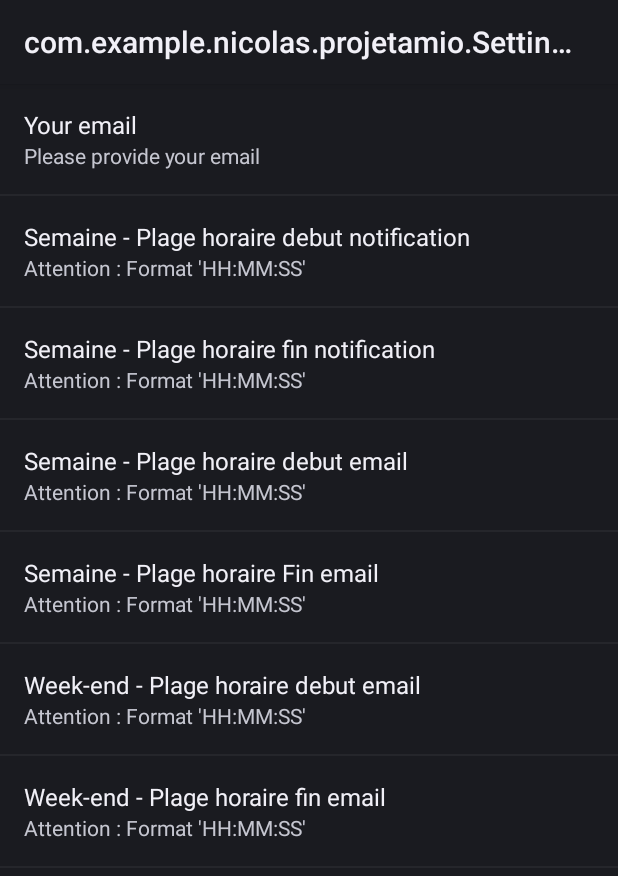
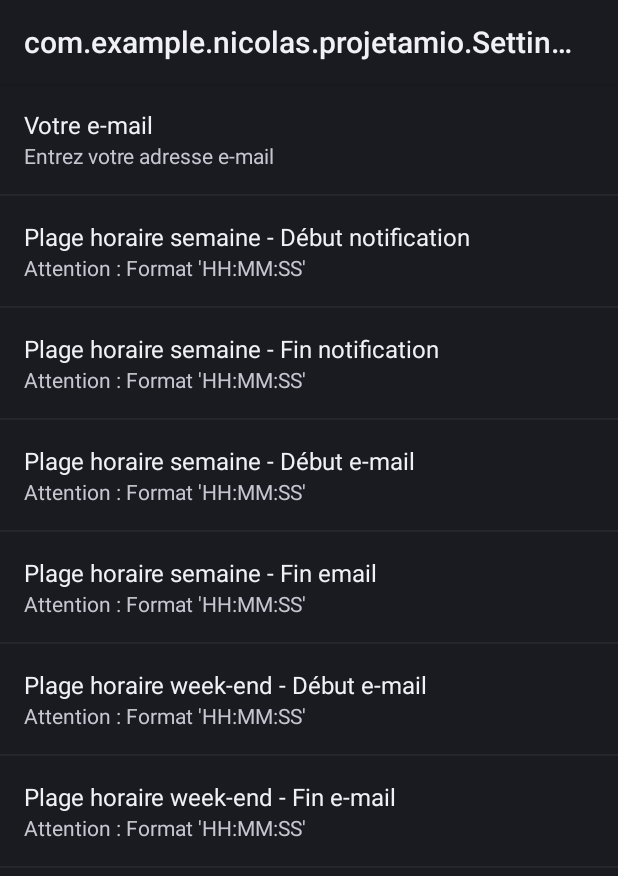
Before and after one commit to ouadiel/amiogrl, an Android app: the screen it shows after launch (Settings), in the options menu, after a tap on "Settings", on a phone screen of 412 x 824 dp. Shown: the top 876 px of the screen. Run offline under Robolectric (Android 15) with nearby library versions, the light colour scheme and no system bars.

Commit message:
Synchronisation du langage
Correction des phrases encore en anglais pour tout mettre en français

```diff
--- a/ProjetAMIO/app/src/main/java/com/example/nicolas/projetamio/MainActivity.java
+++ b/ProjetAMIO/app/src/main/java/com/example/nicolas/projetamio/MainActivity.java
@@ -84,7 +84,7 @@ public class MainActivity extends AppCompatActivity {
             public void onClick(View view) {
                 Intent emailIntent = new Intent(Intent.ACTION_SENDTO, Uri.fromParts(
                         "mailto",prefEmail, null));
-                emailIntent.putExtra(Intent.EXTRA_SUBJECT, "Bug/Aide sur l'application");
+                emailIntent.putExtra(Intent.EXTRA_SUBJECT, "[LUMIO] Bug/Aide sur l'application");
                 emailIntent.putExtra(Intent.EXTRA_TEXT, "Bonjour,");
                 startActivity(Intent.createChooser(emailIntent, "Send email..."));
 //                Snackbar.make(view, "fais ton action", Snackbar.LENGTH_LONG)
@@ -125,10 +125,10 @@ public class MainActivity extends AppCompatActivity {
 
                         for (int i = datalist.size() - 5; i < datalist.size(); i++) {
                           if (Float.parseFloat(datalist.get(datalist.size() - i).get("value"))>250) {
-                              allume="ALLUME";
+                              allume="ALLUMEE";
                           }
                           else  {
-                              allume="ETEINT";
+                              allume="ETEINTE";
                           }
                           /*
                             Lie chaque mote a sa salle
@@ -301,7 +301,7 @@ public class MainActivity extends AppCompatActivity {
 
                     Toast.makeText(getApplicationContext(),
 //                            "Json parsing error: " + e.getMessage(),
-                          "Veuillez recliquer dans 3 secondes svp", Toast.LENGTH_LONG).show();
+                          "Veuillez re-cliquer dans 3 secondes svp", Toast.LENGTH_LONG).show();
                 }
             });
         }
--- a/ProjetAMIO/app/src/main/res/xml/preferences.xml
+++ b/ProjetAMIO/app/src/main/res/xml/preferences.xml
@@ -1,42 +1,42 @@
 <?xml version="1.0" encoding="utf-8"?>
 <PreferenceScreen xmlns:android="http://schemas.android.com/apk/res/android">
     <EditTextPreference
-        android:title="Your email"
+        android:title="Votre e-mail"
         android:key="prefEmail"
         android:inputType="textEmailAddress"
-        android:summary="Please provide your email"/>
+        android:summary="Entrez votre adresse e-mail"/>
     <EditTextPreference
-        android:title="Semaine - Plage horaire debut notification"
+        android:title="Plage horaire semaine - Début notification"
         android:key="timeWeekStartNotif"
         android:inputType="time"
         android:summary="Attention : Format 'HH:MM:SS'"
         android:numeric="integer"/>
     <EditTextPreference
-        android:title="Semaine - Plage horaire fin notification"
+        android:title="Plage horaire semaine - Fin notification"
         android:key="timeWeekEndNotif"
         android:inputType="time"
         android:summary="Attention : Format 'HH:MM:SS'"
         android:numeric="integer" />
     <EditTextPreference
-        android:title="Semaine - Plage horaire debut email"
+        android:title="Plage horaire semaine - Début e-mail"
         android:key="timeWeekStartEmail"
         android:summary="Attention : Format 'HH:MM:SS'"
         android:inputType="time"
         android:numeric="integer" />
     <EditTextPreference
-        android:title="Semaine - Plage horaire Fin email"
+        android:title="Plage horaire semaine - Fin email"
         android:key="timeWeekEndEmail"
         android:summary="Attention : Format 'HH:MM:SS'"
         android:inputType="time"
         android:numeric="integer" />
     <EditTextPreference
-        android:title="Week-end - Plage horaire debut email"
+        android:title="Plage horaire week-end - Début e-mail"
         android:key="timeWEStartEmail"
         android:inputType="time"
         android:summary="Attention : Format 'HH:MM:SS'"
         android:numeric="integer" />
     <EditTextPreference
-        android:title="Week-end - Plage horaire fin email"
+        android:title="Plage horaire week-end - Fin e-mail"
         android:key="timeWEEndEmail"
         android:summary="Attention : Format 'HH:MM:SS'"
         android:inputType="time"
```
Also changed, not shown: ProjetAMIO/app/src/main/java/com/example/nicolas/projetamio/MainService.java (+6 -6 lines).
